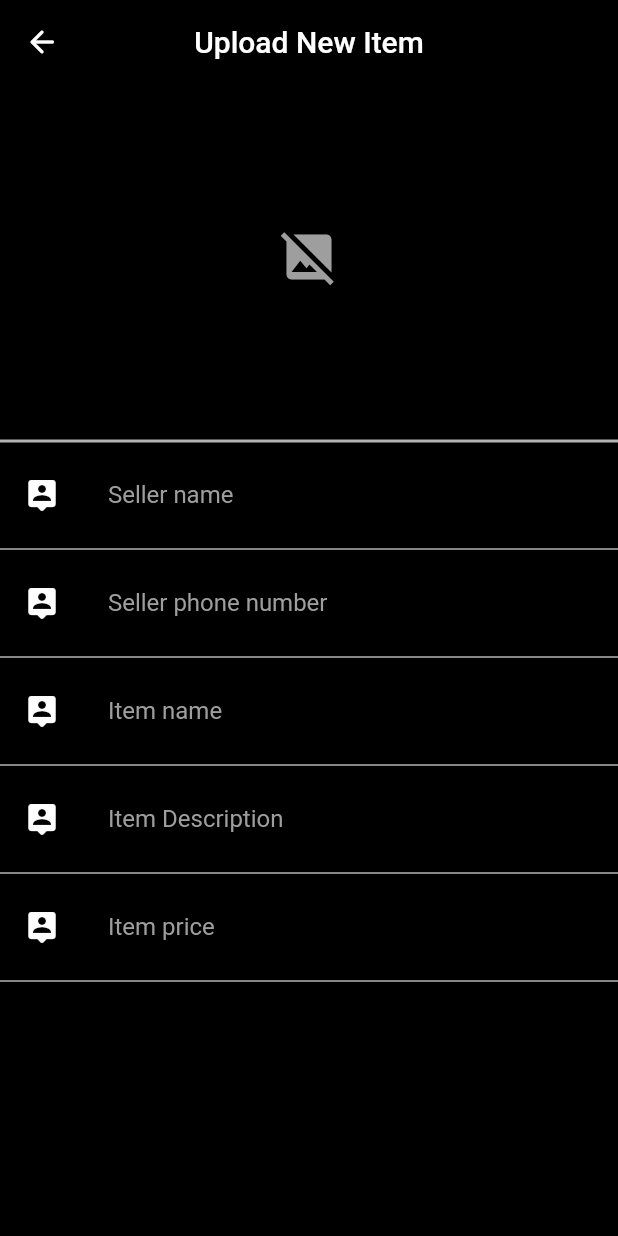
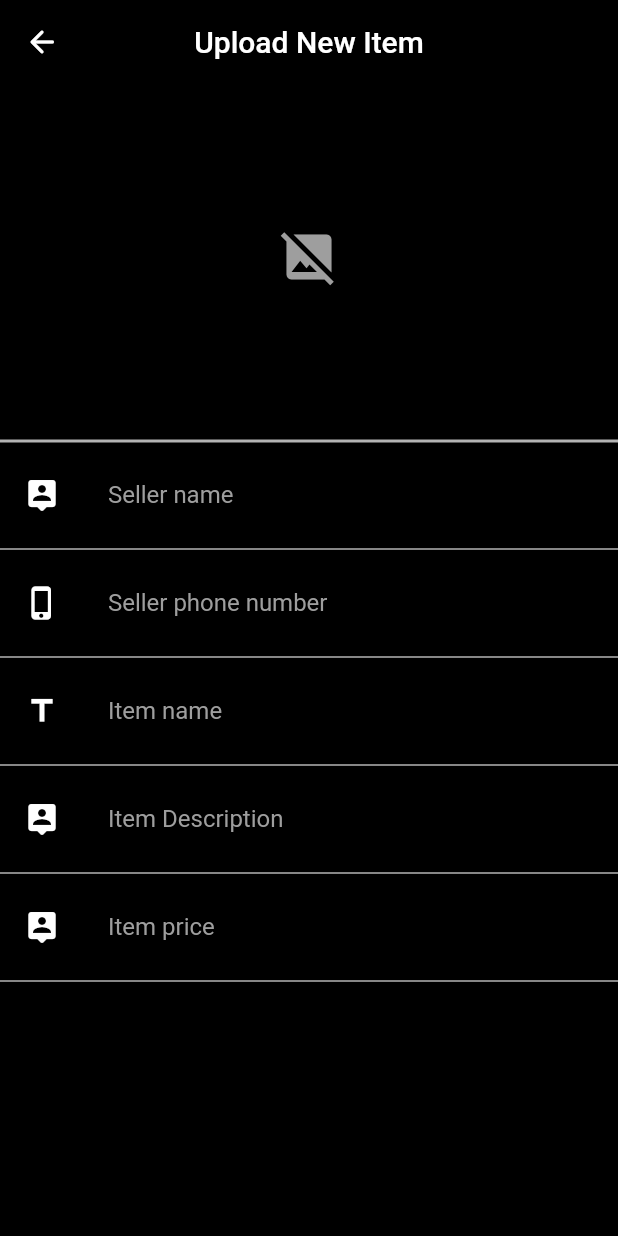
Before and after one commit to Katchietsnouva/amatrol_station_ar_versions_windows, a Flutter app: the ItemsUploadScreen screen opened directly, on a phone screen of 412 x 824 dp. Run offline on Flutter 3.47's test engine with Material 2 defaults, Android fonts, the phone set to English and light mode, and no system bars.

Commit message:
Commit
Major

```diff
--- a/lib/items_upload_screen.dart
+++ b/lib/items_upload_screen.dart
@@ -101,7 +101,7 @@ class _ItemsUploadScreenState extends State<ItemsUploadScreen> {
           // SELLER PHONE
           ListTile(
             leading: const Icon(
-              Icons.person_pin_rounded,
+              Icons.phone_iphone_rounded,
               color: Colors.white,
             ),
             title: SizedBox(
@@ -126,7 +126,7 @@ class _ItemsUploadScreenState extends State<ItemsUploadScreen> {
           // ITEM NAME
           ListTile(
             leading: const Icon(
-              Icons.person_pin_rounded,
+              Icons.title,
               color: Colors.white,
             ),
             title: SizedBox(
```
